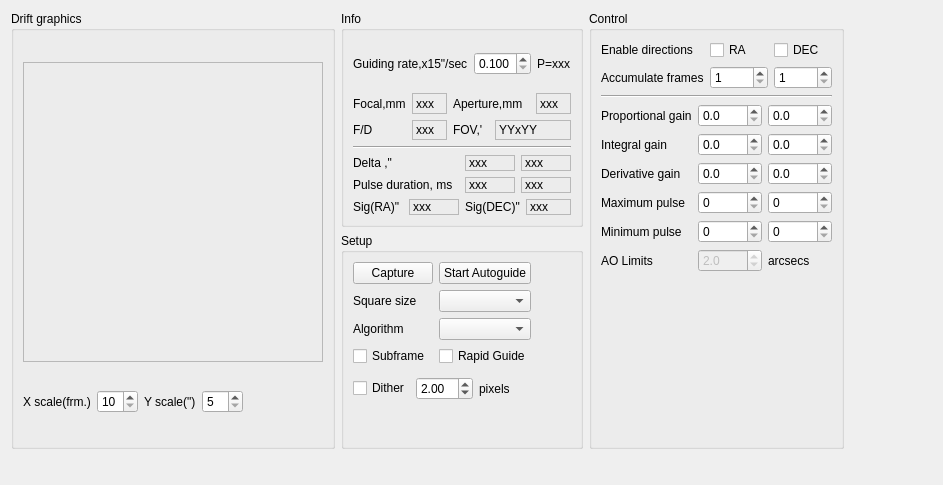
Above: kstars/ekos/guide/guider.ui from KDE/kstars before the change. Below: the same form after it.
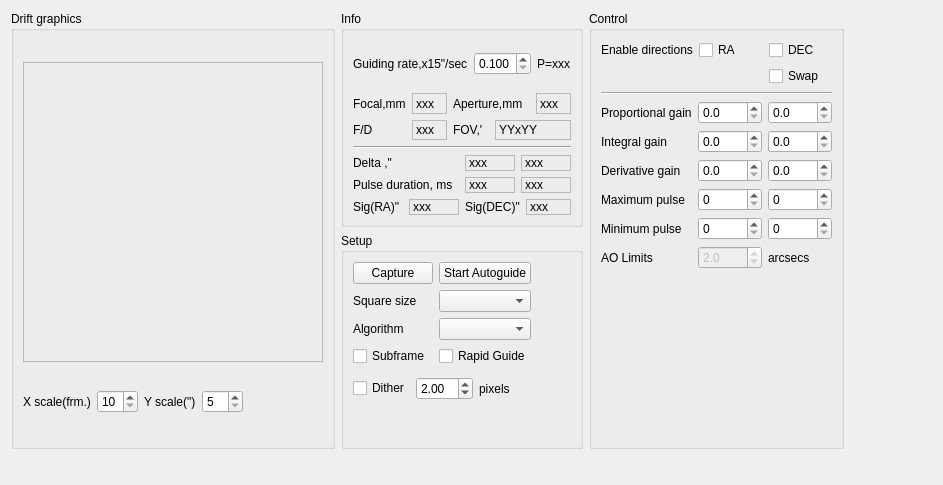
That is the form after the change.

Commit message: saving most of the options for guide and calibration in kstars config file. Allowing user to select dec swap in guiding

```diff
--- a/kstars/ekos/guide/guider.ui
+++ b/kstars/ekos/guide/guider.ui
@@ -583,6 +583,23 @@
        <layout class="QVBoxLayout" name="verticalLayout_4">
         <item>
          <layout class="QGridLayout" name="gridLayout_3">
+          <item row="1" column="2">
+           <widget class="QCheckBox" name="swapCheck">
+            <property name="toolTip">
+             <string>Swap DEC direction pulses. This value is determined automatically from the calibration procedure, only override if necessary.</string>
+            </property>
+            <property name="text">
+             <string>Swap</string>
+            </property>
+           </widget>
+          </item>
+          <item row="0" column="2">
+           <widget class="QCheckBox" name="checkBox_DirDEC">
+            <property name="text">
+             <string>DEC</string>
+            </property>
+           </widget>
+          </item>
           <item row="0" column="0">
            <widget class="QLabel" name="l_9">
             <property name="text">
@@ -597,34 +614,6 @@
             </property>
            </widget>
           </item>
-          <item row="0" column="2">
-           <widget class="QCheckBox" name="checkBox_DirDEC">
-            <property name="text">
-             <string>DEC</string>
-            </property>
-           </widget>
-          </item>
-          <item row="1" column="0">
-           <widget class="QLabel" name="l_10">
-            <property name="text">
-             <string>Accumulate frames</string>
-            </property>
-           </widget>
-          </item>
-          <item row="1" column="1">
-           <widget class="QSpinBox" name="spinBox_AccFramesRA">
-            <property name="minimum">
-             <number>1</number>
-            </property>
-           </widget>
-          </item>
-          <item row="1" column="2">
-           <widget class="QSpinBox" name="spinBox_AccFramesDEC">
-            <property name="minimum">
-             <number>1</number>
-            </property>
-           </widget>
-          </item>
          </layout>
         </item>
         <item>
```
Left out of the diff: 2 changed lines with no effect on the pictures. The commit also changes 5 other files.
